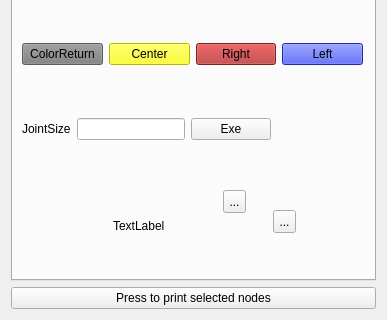
Before: the Qt Designer form ui/CAToolbox_UI.ui in joleeene/CAToolbox_UI, drawn with Qt 5; both pictures show x 0 to 387 and y 197 to 517 of the 387 by 517 pixel window.
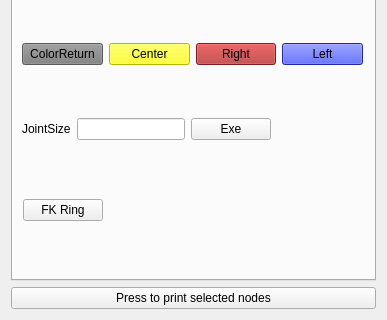
After: the same form once the commit is applied. Icons and pictures are not drawn.

The edit to the form file:
```diff
--- a/ui/CAToolbox_UI.ui
+++ b/ui/CAToolbox_UI.ui
@@ -553,54 +553,70 @@
           </item>
          </layout>
         </widget>
-        <widget class="QLabel" name="label">
+        <widget class="QWidget" name="horizontalLayoutWidget">
          <property name="geometry">
           <rect>
-           <x>100</x>
-           <y>350</y>
-           <width>121</width>
-           <height>71</height>
+           <x>10</x>
+           <y>330</y>
+           <width>341</width>
+           <height>81</height>
           </rect>
          </property>
-         <property name="text">
-          <string>TextLabel</string>
-         </property>
-        </widget>
-        <widget class="QToolButton" name="toolButton">
-         <property name="geometry">
-          <rect>
-           <x>210</x>
-           <y>350</y>
-           <width>23</width>
-           <height>23</height>
-          </rect>
-         </property>
-         <property name="text">
-          <string>...</string>
-         </property>
-        </widget>
-        <widget class="QToolButton" name="toolButton_2">
-         <property name="geometry">
-          <rect>
-           <x>260</x>
-           <y>370</y>
-           <width>23</width>
-           <height>23</height>
-          </rect>
-         </property>
-         <property name="text">
-          <string>...</string>
-         </property>
-         <property name="icon">
-          <iconset>
-           <normaloff>F:/QT_Projects/QT_Train_grp/untitled2/images/CtrlerCube.jpg</normaloff>F:/QT_Projects/QT_Train_grp/untitled2/images/CtrlerCube.jpg</iconset>
-         </property>
-         <property name="iconSize">
-          <size>
-           <width>32</width>
-           <height>32</height>
-          </size>
-         </property>
+         <layout class="QHBoxLayout" name="horizontalLayout">
+          <item>
+           <layout class="QGridLayout" name="gridLayout_3">
+            <item row="0" column="0">
+             <widget class="QPushButton" name="QPBCreateFKRing">
+              <property name="toolTip">
+               <string>Create FK Ring Ctrlers for selected objects</string>
+              </property>
+              <property name="text">
+               <string>FK Ring</string>
+              </property>
+             </widget>
+            </item>
+            <item row="0" column="2">
+             <spacer name="horizontalSpacer_3">
+              <property name="orientation">
+               <enum>Qt::Horizontal</enum>
+              </property>
+              <property name="sizeHint" stdset="0">
+               <size>
+                <width>40</width>
+                <height>20</height>
+               </size>
+              </property>
+             </spacer>
+            </item>
+            <item row="0" column="1">
+             <spacer name="horizontalSpacer_2">
+              <property name="orientation">
+               <enum>Qt::Horizontal</enum>
+              </property>
+              <property name="sizeHint" stdset="0">
+               <size>
+                <width>40</width>
+                <height>20</height>
+               </size>
+              </property>
+             </spacer>
+            </item>
+            <item row="0" column="3">
+             <spacer name="horizontalSpacer_4">
+              <property name="orientation">
+               <enum>Qt::Horizontal</enum>
+              </property>
+              <property name="sizeHint" stdset="0">
+               <size>
+                <width>40</width>
+                <height>20</height>
+               </size>
+              </property>
+             </spacer>
+            </item>
+           </layout>
+          </item>
+         </layout>
         </widget>
        </widget>
        <widget class="QWidget" name="Tab_Animation">
```
Left out of the diff: 35 changed lines with no effect on the pictures.
